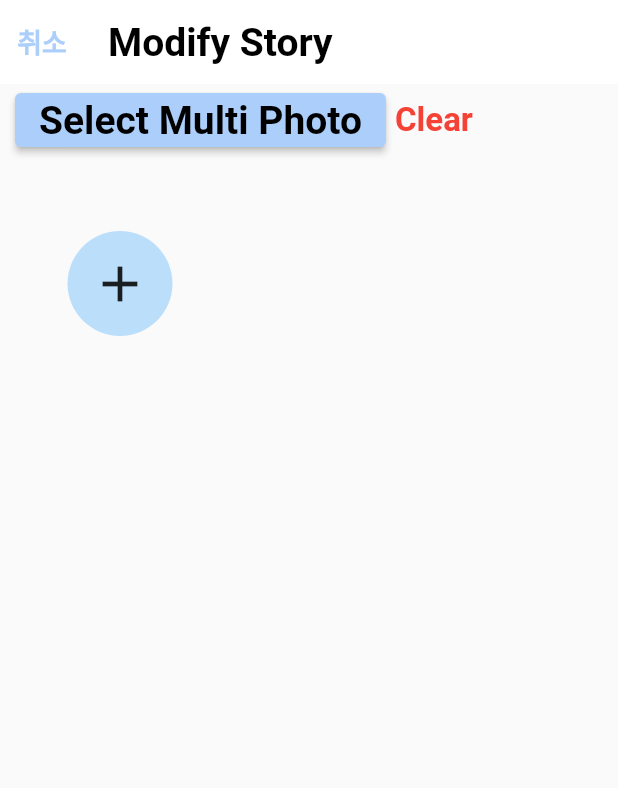
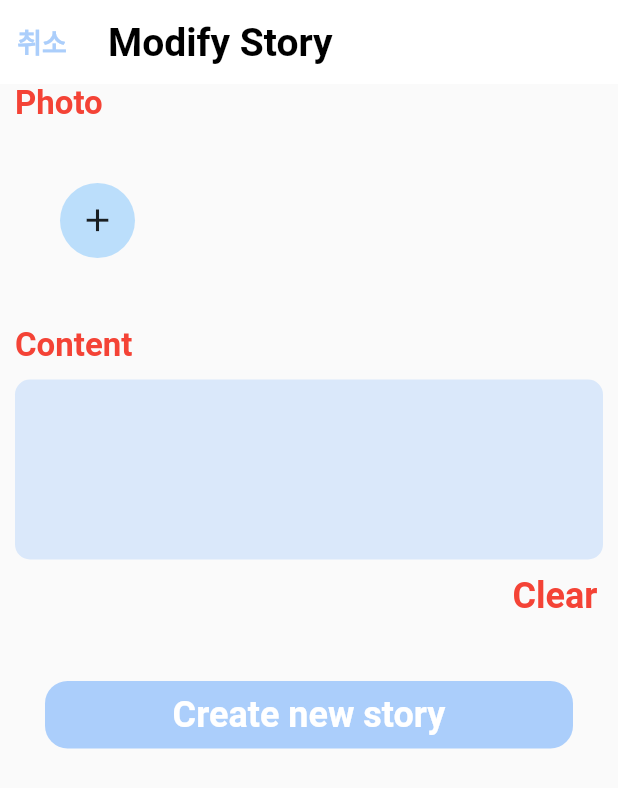
Before and after one commit to whatsthelunchmenu/Ae-stagram-app, a Flutter app: the ModifyStory screen opened directly with empty values, on a phone screen of 412 x 824 dp. Shown: the top 788 px of the screen. Run offline on Flutter 3.47's test engine with Material 2 defaults, Android fonts, the phone set to English and light mode, and no system bars; our stand-ins replace carousel_slider, dio, firebase_auth, firebase_core, flutter_easyloading, flutter_signin_button and 7 more; accounts and stored records are empty; network calls fail.

Commit message:
컴포넌트 통합 준비

```diff
--- a/lib/app/controller/new_story/new_story_controller.dart
+++ b/lib/app/controller/new_story/new_story_controller.dart
@@ -72,7 +72,8 @@ class NewStoryController extends GetxController {
     _textEditingController.clear();
   }
 
-  toggleShared(List<String>? images) async {
+  toggleShared(List<String>? images, String? content) async {
+    // _pickedImages.clear();
     final List<File> syncImages = [];
     int count = 0;
     if (images != null) {
@@ -87,5 +88,8 @@ class NewStoryController extends GetxController {
       }
       _pickedImages(syncImages);
     }
+    if (content != null) {
+      _textEditingController.text = content;
+    }
   }
 }
--- a/lib/app/ui/android/modify_story/components/upload_image_picker.dart
+++ /dev/null
@@ -1,122 +0,0 @@
-import 'package:ae_stagram_app/app/controller/controllers.dart'
-    show NewStoryController;
-import 'package:ae_stagram_app/app/data/model/home/feed_info.dart';
-import 'package:ae_stagram_app/app/ui/theme/app_colors.dart';
-import 'package:ae_stagram_app/app/ui/theme/app_texts.dart';
-import 'package:flutter/material.dart';
-import 'package:get/get.dart';
-
-class UploadImagePicker extends GetWidget<NewStoryController> {
-  @override
-  Widget build(BuildContext context) {
-    return Column(
-      crossAxisAlignment: CrossAxisAlignment.start,
-      children: [
-        Row(
-          mainAxisAlignment: MainAxisAlignment.start,
-          crossAxisAlignment: CrossAxisAlignment.end,
-          children: [
-            ElevatedButton(
-              onPressed: controller.pickMultipleImages,
-              child: Text(
-                "Select Multi Photo",
-                style: appBarTitleTextStyle,
-              ),
-              style: ElevatedButton.styleFrom(
-                primary: mainColor,
-              ),
-            ),
-            TextButton(
-              onPressed: () {
-                controller.pickedImages.clear();
-              },
-              style: TextButton.styleFrom(
-                padding: EdgeInsets.zero,
-                alignment: Alignment.center,
-              ),
-              child: Text("Clear", style: clearButtonTextStyle),
-            ),
-          ],
-        ),
-        SizedBox(height: 10),
-        Container(
-          padding: const EdgeInsets.all(5),
-          width: double.infinity,
-          height: 150,
-          child: Obx(
-            () => SingleChildScrollView(
-              scrollDirection: Axis.horizontal,
-              child: Row(
-                children: [
-                  ListView.builder(
-                    shrinkWrap: true,
-                    scrollDirection: Axis.horizontal,
-                    itemBuilder: (context, index) {
-                      if (controller.pickedImages.length > index) {
-                        return Container(
-                          width: Get.size.width * 0.35,
-                          height: Get.size.width * 0.35,
-                          child: Stack(
-                            children: [
-                              Container(
-                                padding:
-                                    const EdgeInsets.only(top: 10, left: 10),
-                                height: Get.size.width * 0.35,
-                                child: ClipRRect(
-                                  borderRadius: BorderRadius.circular(10),
-                                  child: Image.file(
-                                      controller.pickedImages[index],
-                                      fit: BoxFit.cover),
-                                ),
-                              ),
-                              Positioned(
-                                left: 0.0,
-                                child: Align(
-                                  alignment: Alignment.topLeft,
-                                  child: InkWell(
-                                    child: CircleAvatar(
-                                      child: Center(
-                                        child: Icon(Icons.close),
-                                      ),
-                                      radius: 14,
-                                      backgroundColor: lightMaincolor,
-                                    ),
-                                    onTap: () {
-                                      controller.pickedImages.removeAt(index);
-                                    },
-                                  ),
-                                ),
-                              )
-                            ],
-                          ),
-                        );
-                      }
-                      return Container();
-                    },
-                    itemCount: controller.pickedImages.length,
-                  ),
-                  const SizedBox(width: 10),
-                  controller.pickedImages.length < 5
-                      ? Padding(
-                          padding: const EdgeInsets.symmetric(horizontal: 20),
-                          child: InkWell(
-                            child: CircleAvatar(
-                              radius: 35,
-                              child: Icon(
-                                Icons.add,
-                                size: 40,
-                              ),
-                            ),
-                            onTap: controller.pickSingleImage,
-                          ),
-                        )
-                      : Container()
-                ],
-              ),
-            ),
-          ),
-        ),
-      ],
-    );
-  }
-}
--- a/lib/app/ui/android/modify_story/modify_story.dart
+++ b/lib/app/ui/android/modify_story/modify_story.dart
@@ -1,7 +1,9 @@
 import 'package:ae_stagram_app/app/controller/new_story/new_story_controller.dart';
 import 'package:ae_stagram_app/app/data/model/home/feed_info.dart';
 import 'package:ae_stagram_app/app/ui/android/modify_story/components/cancel_dialog.dart';
-import 'package:ae_stagram_app/app/ui/android/modify_story/components/upload_image_picker.dart';
+import 'package:ae_stagram_app/app/ui/android/new_story/components/content_write_board.dart';
+import 'package:ae_stagram_app/app/ui/android/new_story/components/create_button.dart';
+import 'package:ae_stagram_app/app/ui/android/new_story/components/upload_image_picker.dart';
 import 'package:ae_stagram_app/app/ui/theme/app_colors.dart';
 import 'package:ae_stagram_app/app/ui/theme/app_texts.dart';
 import 'package:flutter/material.dart';
@@ -13,7 +15,7 @@ class ModifyStory extends StatelessWidget {
 
   @override
   Widget build(BuildContext context) {
-    NewStoryController.to.toggleShared(feed.images);
+    NewStoryController.to.toggleShared(feed.images, feed.content);
     return Scaffold(
       appBar: AppBar(
         elevation: 0.0,
@@ -31,7 +33,9 @@ class ModifyStory extends StatelessWidget {
             ),
           ),
           onPressed: () {
-            cancelDialog(context).then((value) => Get.back());
+            cancelDialog(context).then((value) {
+              if (value) Get.back();
+            });
           },
         ),
         title: Text(
@@ -46,6 +50,10 @@ class ModifyStory extends StatelessWidget {
           child: Column(
             children: [
               UploadImagePicker(),
+              SizedBox(height: 10),
+              ContentWriteBoard(),
+              SizedBox(height: Get.size.height * 0.04),
+              CreateButton(),
             ],
           ),
         ),
--- a/lib/app/ui/android/navigation/navigation.dart
+++ b/lib/app/ui/android/navigation/navigation.dart
@@ -19,6 +19,8 @@ class NavigationPage extends GetView<RootController> {
         onItemSelected: (index) {
           if (index != 1) {
             NewStoryController.to.textFocusNode.unfocus();
+          } else {
+            NewStoryController.to.textFocusNode.requestFocus();
           }
         },
         confineInSafeArea: true,
```
Also changed, not shown: lib/app/ui/android/modify_story/components/cancel_dialog.dart (+6 -2 lines), lib/app/ui/android/mypage/mypage.dart (+0 -61 lines).
